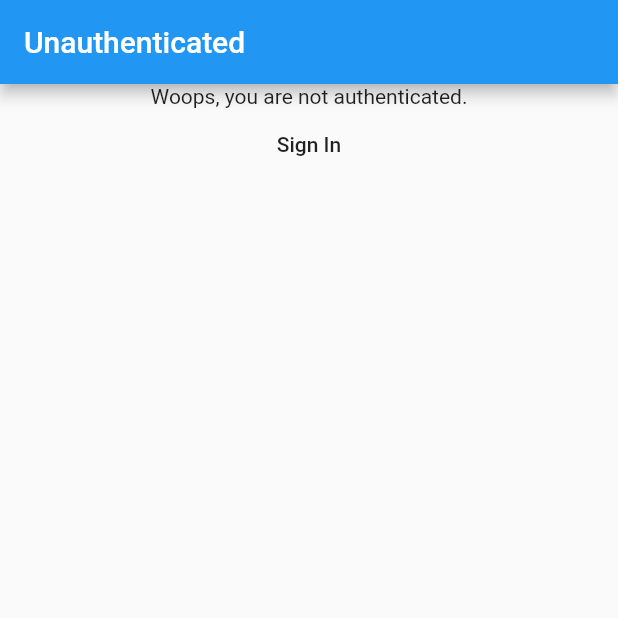
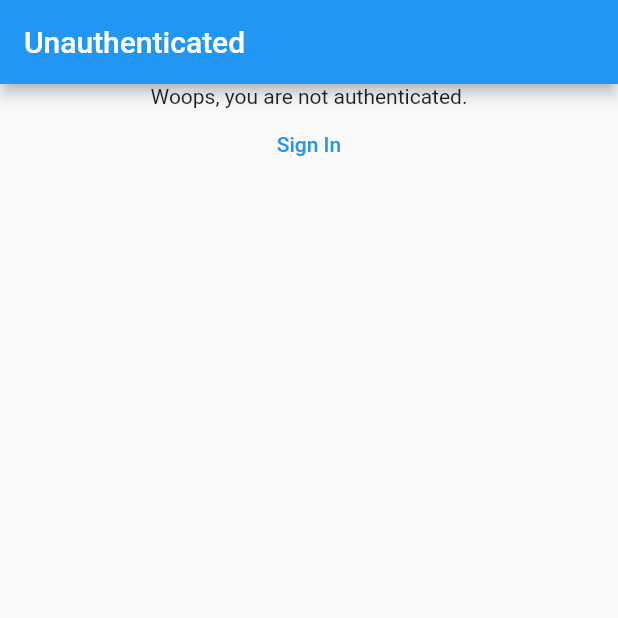
Before and after one commit to BarnstormDevelopment/authentication_provider, a Flutter app: the screen it shows after launch, on a phone screen of 412 x 824 dp, the top half of it. Run offline on Flutter 3.47's test engine with Material 2 defaults, Android fonts, the phone set to English and light mode, and no system bars.

Commit message:
Last changes for upload

```diff
--- a/example/lib/main.dart
+++ b/example/lib/main.dart
@@ -46,7 +46,7 @@ class _MyAppState extends State<MyApp> {
                   body: Center(
                     child: Column(children: [
                       Text('Woops, you are not authenticated.'),
-                      FlatButton(
+                      TextButton(
                         child: Text('Sign In'),
                         onPressed: () => controller.authenticate(user: User()),
                       )
@@ -62,7 +62,7 @@ class _MyAppState extends State<MyApp> {
                     child: Column(children: [
                       Text(
                           'Congratulations, you (${state.user.name}) are authenticated.'),
-                      FlatButton(
+                      TextButton(
                         child: Text('Log Out'),
                         onPressed: () => controller.deauthenticate(),
                       )
--- a/pubspec.yaml
+++ b/pubspec.yaml
@@ -1,11 +1,11 @@
 name: authentication_provider
 description: A widget that provides an authentication state to the widget tree.
-version: 0.1.0
+version: 1.0.0
 homepage: https://github.com/BarnstormDevelopment/authentication_provider
 
 environment:
   sdk: ">=2.12.0 <3.0.0"
-  flutter: ">=1.20.0 <2.4.0"
+  flutter: ">=1.20.0"
 
 dependencies:
   flutter:
```
Also changed, not shown: example/pubspec.lock, 1 other file.
